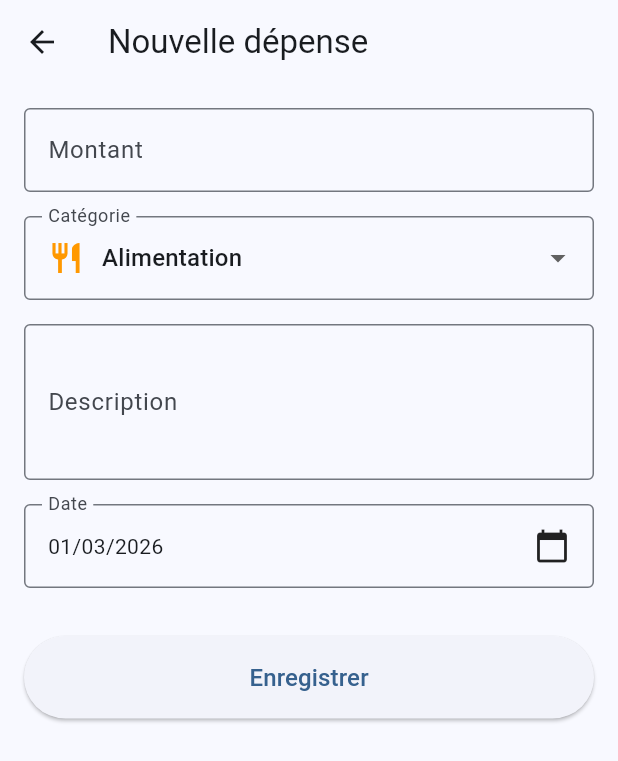
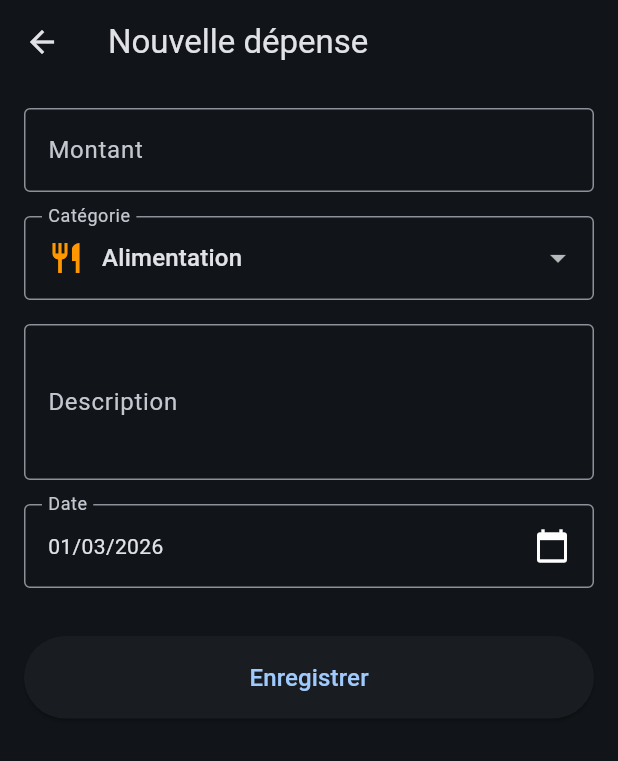
Before and after one commit to qdelovinfosse-debug/Application-bancaire, a Flutter app: the screen it shows after launch, after a tap on the "add" icon, on a phone screen of 412 x 824 dp. Shown: the top 761 px of the screen. Run offline on Flutter 3.47's test engine with Material 3 defaults, Android fonts, the phone set to English and light mode, and no system bars; our stand-ins replace fl_chart, hive, hive_flutter; accounts and stored records are empty.

Commit message:
feat: dark mode, swipe to delete/edit, dépenses par défaut

```diff
--- a/lib/main.dart
+++ b/lib/main.dart
@@ -26,13 +26,20 @@ class MyApp extends StatelessWidget {
       debugShowCheckedModeBanner: false,
       locale: const Locale('fr', 'FR'),
       theme: ThemeData(
-        primarySwatch: Colors.blue,
         useMaterial3: true,
         colorScheme: ColorScheme.fromSeed(
           seedColor: Colors.blue,
           brightness: Brightness.light,
         ),
       ),
+      darkTheme: ThemeData(
+        useMaterial3: true,
+        colorScheme: ColorScheme.fromSeed(
+          seedColor: Colors.blue,
+          brightness: Brightness.dark,
+        ),
+      ),
+      themeMode: ThemeMode.dark,
       home: const HomeScreen(),
     );
   }
--- a/lib/screens/home_screen.dart
+++ b/lib/screens/home_screen.dart
@@ -21,6 +21,11 @@ class _HomeScreenState extends State<HomeScreen> {
   @override
   void initState() {
     super.initState();
+    _initAndLoad();
+  }
+
+  Future<void> _initAndLoad() async {
+    await DatabaseHelper.instance.initDefaultExpenses();
     _loadExpenses();
   }
 
@@ -164,7 +169,87 @@ class _HomeScreenState extends State<HomeScreen> {
       itemCount: expenses.length,
       itemBuilder: (context, index) {
         final expense = expenses[index];
-        return Card(
+        return Dismissible(
+          key: ValueKey(expense.id),
+          direction: DismissDirection.horizontal,
+          // ← Swipe droite = Supprimer
+          background: Container(
+            margin: const EdgeInsets.only(bottom: 12),
+            decoration: BoxDecoration(
+              color: Colors.red.shade700,
+              borderRadius: BorderRadius.circular(12),
+            ),
+            alignment: Alignment.centerLeft,
+            padding: const EdgeInsets.only(left: 24),
+            child: const Column(
+              mainAxisAlignment: MainAxisAlignment.center,
+              children: [
+                Icon(Icons.delete, color: Colors.white, size: 28),
+                SizedBox(height: 4),
+                Text('Supprimer', style: TextStyle(color: Colors.white, fontSize: 12)),
+              ],
+            ),
+          ),
+          // ← Swipe gauche = Modifier
+          secondaryBackground: Container(
+            margin: const EdgeInsets.only(bottom: 12),
+            decoration: BoxDecoration(
+              color: Colors.blue.shade700,
+              borderRadius: BorderRadius.circular(12),
+            ),
+            alignment: Alignment.centerRight,
+            padding: const EdgeInsets.only(right: 24),
+            child: const Column(
+              mainAxisAlignment: MainAxisAlignment.center,
+              children: [
+                Icon(Icons.edit, color: Colors.white, size: 28),
+                SizedBox(height: 4),
+                Text('Modifier', style: TextStyle(color: Colors.white, fontSize: 12)),
+              ],
+            ),
+          ),
+          confirmDismiss: (direction) async {
+            if (direction == DismissDirection.startToEnd) {
+              return await showDialog<bool>(
+                context: context,
+                builder: (context) => AlertDialog(
+                  title: const Text('Supprimer la dépense'),
+                  content: const Text('Êtes-vous sûr de vouloir supprimer cette dépense ?'),
+                  actions: [
+                    TextButton(
+                      onPressed: () => Navigator.pop(context, false),
+                      child: const Text('Annuler'),
+                    ),
+                    TextButton(
+                      onPressed: () => Navigator.pop(context, true),
+                      child: const Text('Supprimer', style: TextStyle(color: Colors.red)),
+                    ),
+                  ],
+                ),
+              ) ?? false;
+            } else {
+              await Navigator.push(
+                context,
+                MaterialPageRoute(
+                  builder: (context) => AddExpenseScreen(expense: expense),
+                ),
+              );
+              _loadExpenses();
+              return false;
+            }
+          },
+          onDismissed: (direction) async {
+            if (direction == DismissDirection.startToEnd) {
+              await DatabaseHelper.instance.deleteExpense(expense.id!);
+              _loadExpenses();
+              if (mounted) {
+                ScaffoldMessenger.of(context).showSnackBar(
+                  const SnackBar(content: Text('Dépense supprimée')),
+                );
+              }
+            }
+          },
+          child: Card(
             margin: const EdgeInsets.only(bottom: 12),
             child: ListTile(
               leading: CircleAvatar(
@@ -186,43 +271,10 @@ class _HomeScreenState extends State<HomeScreen> {
                 style: const TextStyle(
                   fontSize: 16,
                   fontWeight: FontWeight.bold,
-                color: Colors.red,
+                  color: Colors.redAccent,
                 ),
               ),
-            onTap: () async {
-              await Navigator.push(
-                context,
-                MaterialPageRoute(
-                  builder: (context) => AddExpenseScreen(expense: expense),
             ),
-              );
-              _loadExpenses();
-            },
-            onLongPress: () {
-              showDialog(
-                context: context,
-                builder: (context) => AlertDialog(
-                  title: const Text('Supprimer la dépense'),
-                  content: const Text('Êtes-vous sûr de vouloir supprimer cette dépense ?'),
-                  actions: [
-                    TextButton(
-                      onPressed: () => Navigator.pop(context),
-                      child: const Text('Annuler'),
-                    ),
-                    TextButton(
-                      onPressed: () {
-                        Navigator.pop(context);
-                        _deleteExpense(expense.id!);
-                      },
-                      child: const Text(
-                        'Supprimer',
-                        style: TextStyle(color: Colors.red),
-                      ),
-                    ),
-                  ],
-                ),
-              );
-            },
           ),
         );
       },
--- a/lib/utils/database_helper.dart
+++ b/lib/utils/database_helper.dart
@@ -48,4 +48,38 @@ class DatabaseHelper {
     }
     return categoryTotals;
   }
+
+  Future<void> initDefaultExpenses() async {
+    final box = await _box;
+    if (box.isNotEmpty) return;
+    final defaults = [
+      Expense(
+        montant: 87.50,
+        categorie: 'Alimentation',
+        description: 'Courses Monoprix',
+        date: DateTime.now().subtract(const Duration(days: 1)),
+      ),
+      Expense(
+        montant: 55.00,
+        categorie: 'Transport',
+        description: 'Plein d\'essence',
+        date: DateTime.now().subtract(const Duration(days: 3)),
+      ),
+      Expense(
+        montant: 13.99,
+        categorie: 'Loisirs',
+        description: 'Abonnement Netflix',
+        date: DateTime.now().subtract(const Duration(days: 5)),
+      ),
+      Expense(
+        montant: 950.00,
+        categorie: 'Logement',
+        description: 'Loyer Mars 2026',
+        date: DateTime.now().subtract(const Duration(days: 7)),
+      ),
+    ];
+    for (final expense in defaults) {
+      await createExpense(expense);
+    }
+  }
 }
```
Lines whose indentation alone changed are shown as unchanged.
